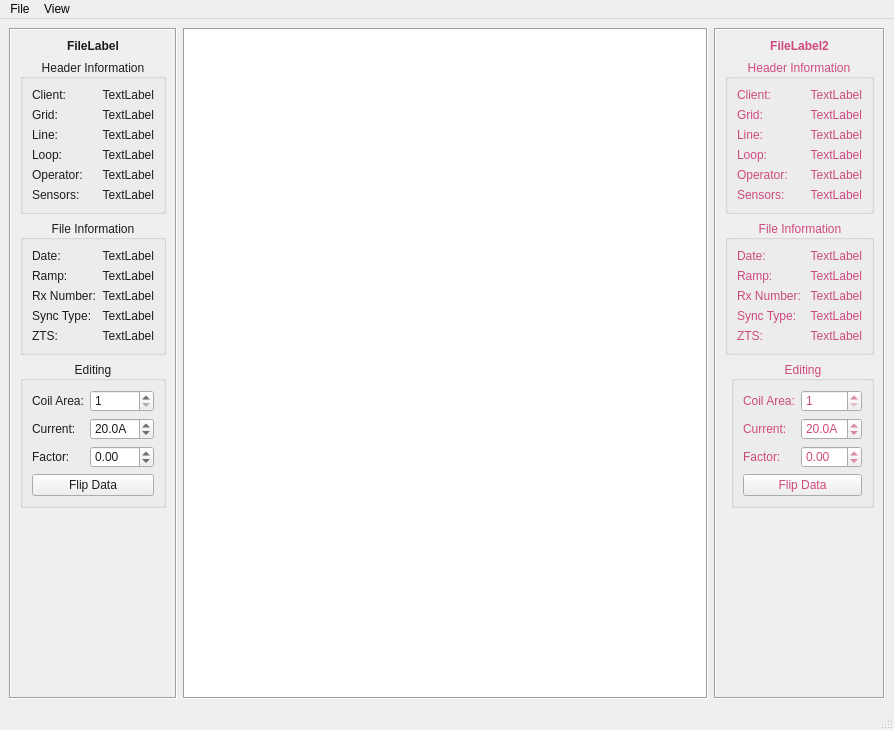
First picture: the form in src/qt_ui/pem_merger.ui, repository Eric-Meunier/Processor-Suite, before the edit.
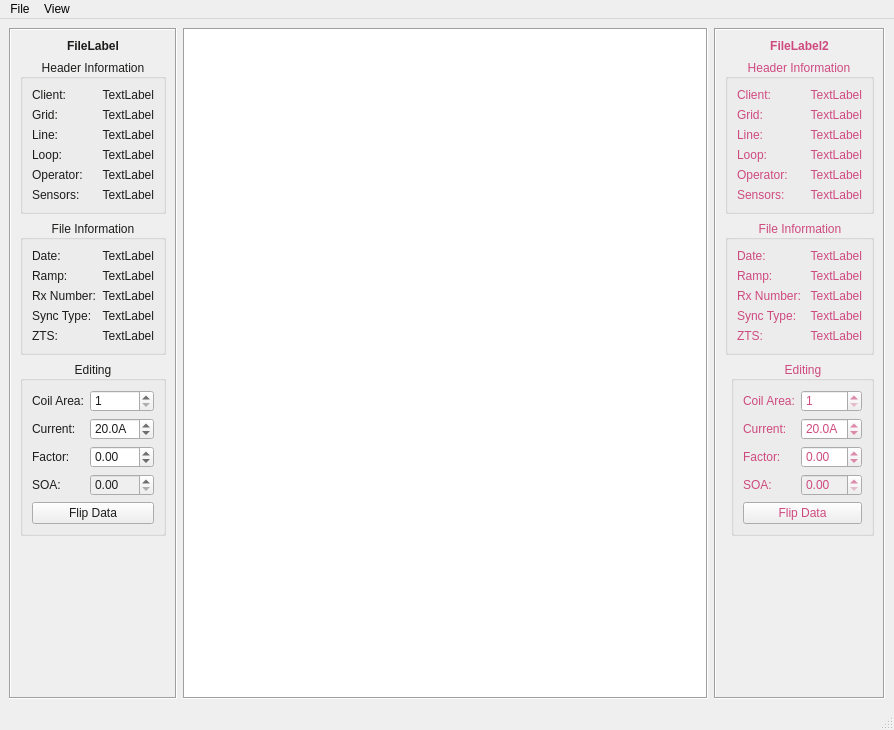
Second picture: the form after the edit. Custom widgets are drawn as their Qt base class.

Commit message: Added SOA rotation in pem_merger and pem_file. Slightly changed how de-rotation is done.

What changed in the file:
```diff
--- a/src/qt_ui/pem_merger.ui
+++ b/src/qt_ui/pem_merger.ui
@@ -468,6 +468,16 @@
             <property name="singleStep">
              <double>0.050000000000000</double>
             </property>
+            <property name="value">
+             <double>0.000000000000000</double>
+            </property>
+           </widget>
+          </item>
+          <item row="3" column="1">
+           <widget class="QDoubleSpinBox" name="soa_sbox_1">
+            <property name="enabled">
+             <bool>false</bool>
+            </property>
            </widget>
           </item>
           <item row="4" column="0" colspan="2">
@@ -492,6 +502,16 @@
             </property>
            </widget>
           </item>
+          <item row="3" column="0">
+           <widget class="QLabel" name="label_28">
+            <property name="enabled">
+             <bool>true</bool>
+            </property>
+            <property name="text">
+             <string>SOA:</string>
+            </property>
+           </widget>
+          </item>
          </layout>
         </widget>
        </item>
@@ -1022,7 +1042,7 @@
             </property>
            </widget>
           </item>
-          <item row="3" column="0" colspan="2">
+          <item row="4" column="0" colspan="2">
            <widget class="QPushButton" name="flip_data_btn_2">
             <property name="enabled">
              <bool>true</bool>
@@ -1032,6 +1052,23 @@
             </property>
            </widget>
           </item>
+          <item row="3" column="1">
+           <widget class="QDoubleSpinBox" name="soa_sbox_2">
+            <property name="enabled">
+             <bool>false</bool>
+            </property>
+           </widget>
+          </item>
+          <item row="3" column="0">
+           <widget class="QLabel" name="label_30">
+            <property name="enabled">
+             <bool>true</bool>
+            </property>
+            <property name="text">
+             <string>SOA:</string>
+            </property>
+           </widget>
+          </item>
          </layout>
         </widget>
        </item>
```
Left out of the diff: 3 changed lines with no effect on the pictures. The commit also changes 17 other files.
